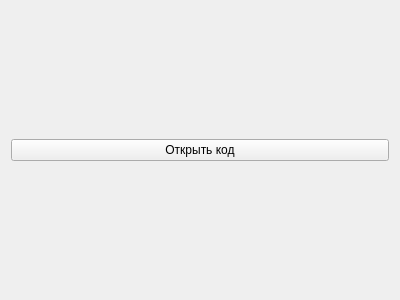
Above: exam/promocodeswidget.ui from vokelilekov/221_3210_Lilekov before the change. Below: the same form after it.
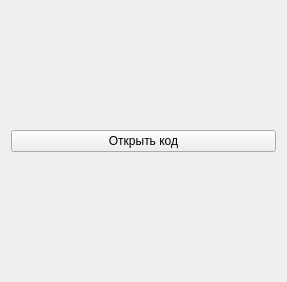
That is the form after the change.

Patch:
```diff
--- a/exam/promocodeswidget.ui
+++ b/exam/promocodeswidget.ui
@@ -6,8 +6,8 @@
    <rect>
     <x>0</x>
     <y>0</y>
-    <width>400</width>
-    <height>300</height>
+    <width>287</width>
+    <height>282</height>
    </rect>
   </property>
   <property name="windowTitle">
```
